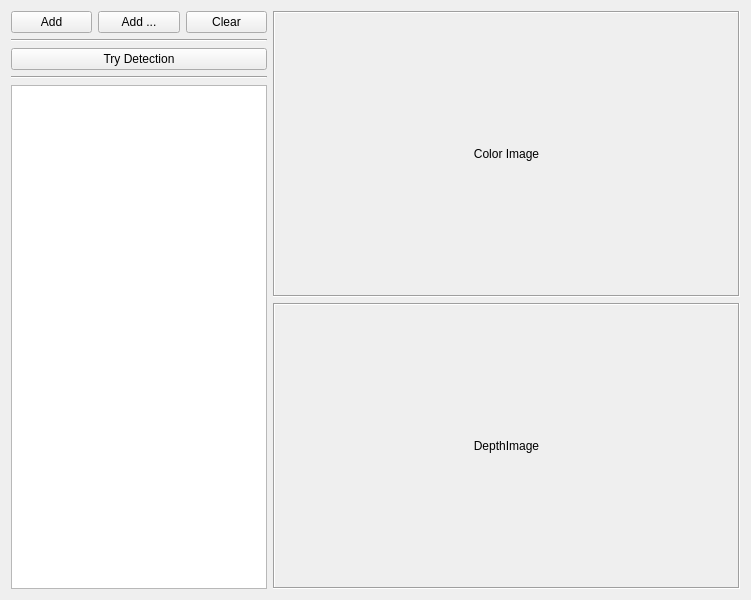
Before: the Qt Designer form source/lib/BasicViewer/form/FrameViewer.ui in kunlin596/MapCreator, drawn with Qt 5.
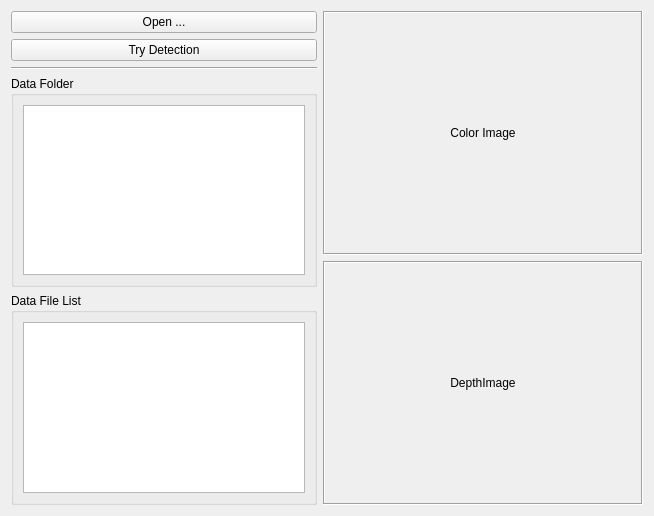
After: the same form once the commit is applied.

Commit message: FrameViewer : Change the implementation of FrameViewer. Qt's model/view module used. TreeView, ListView, QDirModel, QFileSystemModel, used.

What changed in the file:
```diff
--- a/source/lib/BasicViewer/form/FrameViewer.ui
+++ b/source/lib/BasicViewer/form/FrameViewer.ui
@@ -6,35 +6,18 @@
    <rect>
     <x>0</x>
     <y>0</y>
-    <width>751</width>
-    <height>600</height>
+    <width>654</width>
+    <height>516</height>
    </rect>
   </property>
   <property name="windowTitle">
    <string>Form</string>
   </property>
-  <layout class="QHBoxLayout" name="horizontalLayout_2">
-   <item>
-    <layout class="QVBoxLayout" name="verticalLayout_3">
-     <item>
-      <layout class="QVBoxLayout" name="verticalLayout_2">
-       <item>
         <layout class="QHBoxLayout" name="horizontalLayout">
          <item>
-          <widget class="QPushButton" name="PushButton_AddFile">
-           <property name="sizePolicy">
-            <sizepolicy hsizetype="Minimum" vsizetype="Fixed">
-             <horstretch>0</horstretch>
-             <verstretch>0</verstretch>
-            </sizepolicy>
-           </property>
-           <property name="text">
-            <string>Add</string>
-           </property>
-          </widget>
-         </item>
+    <layout class="QVBoxLayout" name="verticalLayout_2">
          <item>
-          <widget class="QPushButton" name="PushButton_AddFiles">
+      <widget class="QPushButton" name="PushButton_Open">
            <property name="sizePolicy">
             <sizepolicy hsizetype="Minimum" vsizetype="Fixed">
              <horstretch>0</horstretch>
@@ -42,35 +25,7 @@
             </sizepolicy>
            </property>
            <property name="text">
-            <string>Add ...</string>
-           </property>
-          </widget>
-         </item>
-         <item>
-          <widget class="QPushButton" name="PushButton_Clear">
-           <property name="sizePolicy">
-            <sizepolicy hsizetype="Minimum" vsizetype="Fixed">
-             <horstretch>0</horstretch>
-             <verstretch>0</verstretch>
-            </sizepolicy>
-           </property>
-           <property name="text">
-            <string>Clear</string>
-           </property>
-          </widget>
-         </item>
-        </layout>
-       </item>
-       <item>
-        <widget class="Line" name="line_2">
-         <property name="sizePolicy">
-          <sizepolicy hsizetype="Minimum" vsizetype="Fixed">
-           <horstretch>0</horstretch>
-           <verstretch>0</verstretch>
-          </sizepolicy>
-         </property>
-         <property name="orientation">
-          <enum>Qt::Horizontal</enum>
+        <string>Open ...</string>
          </property>
         </widget>
        </item>
@@ -88,16 +43,42 @@
          </property>
         </widget>
        </item>
-      </layout>
+     <item>
+      <widget class="QGroupBox" name="groupBox">
+       <property name="title">
+        <string>Data Folder</string>
+       </property>
+       <layout class="QVBoxLayout" name="verticalLayout_4">
+        <item>
+         <widget class="QTreeView" name="TreeView_DataFolder">
+          <property name="sizePolicy">
+           <sizepolicy hsizetype="MinimumExpanding" vsizetype="Expanding">
+            <horstretch>0</horstretch>
+            <verstretch>0</verstretch>
+           </sizepolicy>
+          </property>
+         </widget>
+        </item>
+       </layout>
+      </widget>
      </item>
      <item>
-      <widget class="QListWidget" name="ListWidget_FileList">
+      <widget class="QGroupBox" name="groupBox_2">
+       <property name="title">
+        <string>Data File List</string>
+       </property>
+       <layout class="QVBoxLayout" name="verticalLayout_5">
+        <item>
+         <widget class="QListView" name="ListView_DataFileList">
        <property name="sizePolicy">
-        <sizepolicy hsizetype="Fixed" vsizetype="Expanding">
+           <sizepolicy hsizetype="Preferred" vsizetype="Expanding">
          <horstretch>0</horstretch>
          <verstretch>0</verstretch>
         </sizepolicy>
        </property>
+         </widget>
+        </item>
+       </layout>
       </widget>
      </item>
     </layout>
```
Lines whose indentation alone changed are shown as unchanged. The commit also changes 5 other files.
